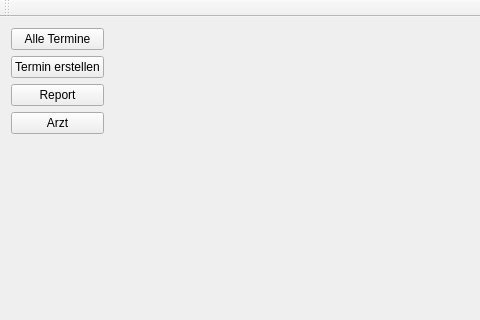
Above: Project/Client/Client/mainwindow.ui from FinrodFelegund/Laborpraktikum before the change; both pictures show x 0 to 480 and y 0 to 320 of the 802 by 536 pixel window. Below: the same form after it.
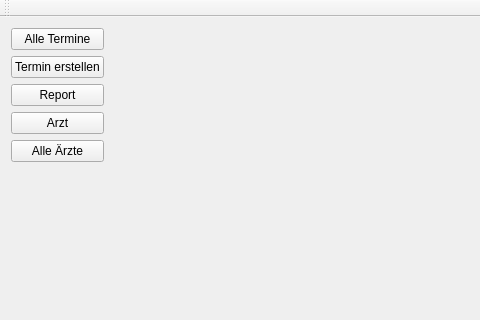
That is the form after the change.

What changed in the file:
```diff
--- a/Project/Client/Client/mainwindow.ui
+++ b/Project/Client/Client/mainwindow.ui
@@ -54,6 +54,13 @@
         </property>
        </widget>
       </item>
+      <item>
+       <widget class="QPushButton" name="allDocsButton">
+        <property name="text">
+         <string>Alle Ärzte</string>
+        </property>
+       </widget>
+      </item>
       <item>
        <spacer name="verticalSpacer">
         <property name="orientation">
```
Left out of the diff: 2 changed lines with no effect on the pictures.
